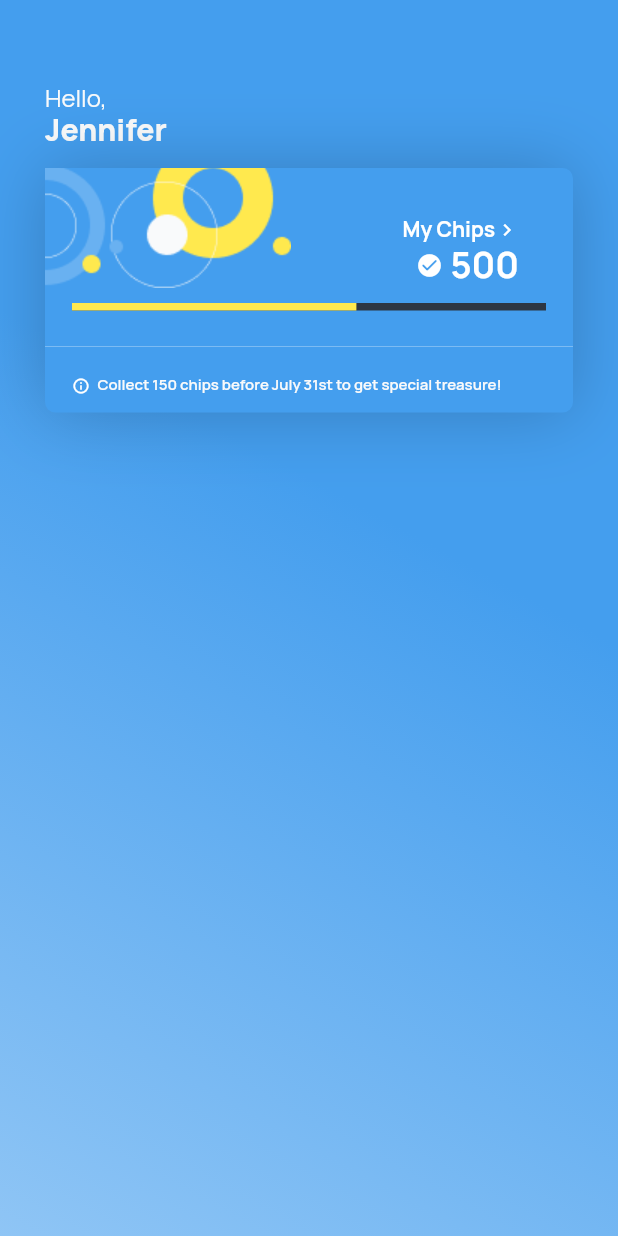
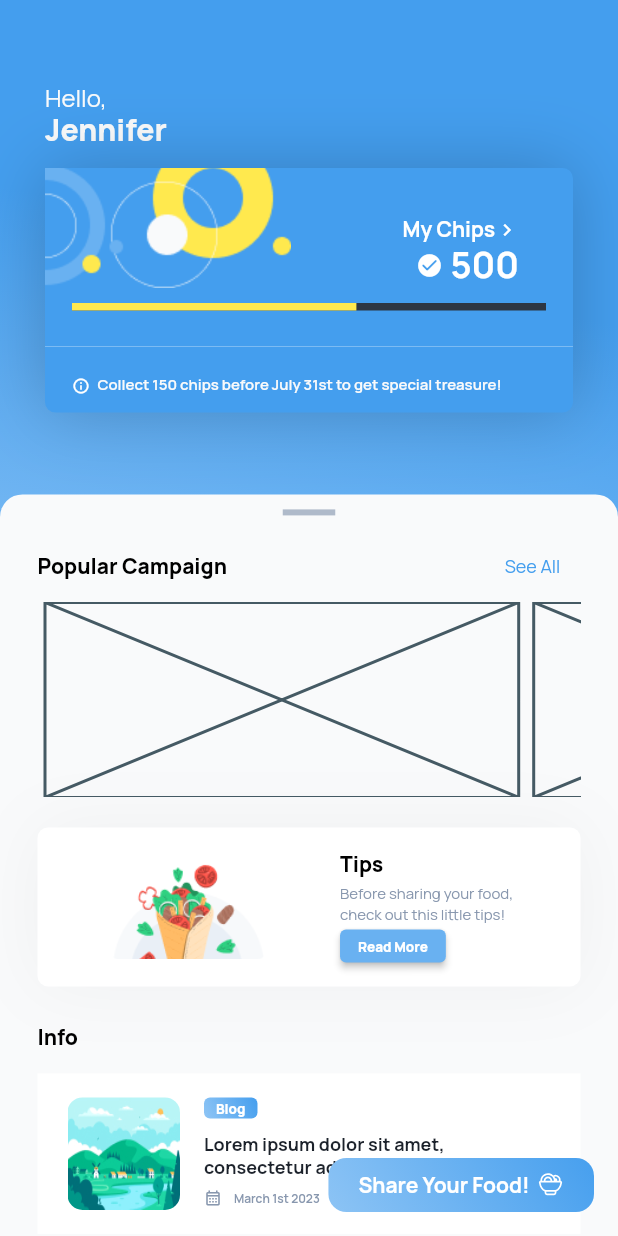
Before and after one commit to Aseupan/Mobile, a Flutter app: the screen it shows after launch, on a phone screen of 412 x 824 dp. Run offline on Flutter 3.47's test engine with Material 2 defaults, Android fonts, the phone set to English and light mode, and no system bars; drawn by our look-alikes of carousel_slider; our stand-ins replace dio, email_validator, flutter_hooks, flutter_screenutil, flutter_svg, fluttertoast and 4 more; generated files the repository leaves out were written again.

Commit message:
home screen

```diff
--- a/lib/controller/auth/auth_controller.dart
+++ b/lib/controller/auth/auth_controller.dart
@@ -1,7 +1,6 @@
 import 'package:flutter/widgets.dart';
 import 'package:get/get.dart';
 import 'package:mobile/services/api/post_api_service.dart';
-import 'package:mobile/services/models/sources/api/api_services.dart';
 
 class AuthController extends GetxController {
   RxMap<String, TextEditingController> loginForm = {
--- /dev/null
+++ b/lib/views/home/components/card_info.dart
@@ -0,0 +1,85 @@
+import 'package:flutter/material.dart';
+import 'package:mobile/utils/color_constants.dart';
+import 'package:mobile/widgets/text_styles.dart';
+import 'package:sizer/sizer.dart';
+
+class CardInfo extends StatelessWidget {
+  const CardInfo({super.key});
+
+  @override
+  Widget build(BuildContext context) {
+    return Container(
+      decoration: BoxDecoration(
+        color: Colors.white,
+      ),
+      padding: EdgeInsets.symmetric(
+        horizontal: 20,
+        vertical: 16,
+      ),
+      child: Row(
+        crossAxisAlignment: CrossAxisAlignment.start,
+        children: [
+          ClipRRect(
+            borderRadius: BorderRadius.all(Radius.circular(10)),
+            child: Image(
+              image: AssetImage('assets/images/dummy_card_blog.jpg'),
+              width: 75,
+              height: 75,
+              fit: BoxFit.fill,
+            ),
+          ),
+          SizedBox(width: 16),
+          Expanded(
+            child: Column(
+              crossAxisAlignment: CrossAxisAlignment.start,
+              children: [
+                Container(
+                  decoration: BoxDecoration(
+                    gradient: ColorConstants.gradient['blue1'],
+                    borderRadius: BorderRadius.all(Radius.circular(4)),
+                  ),
+                  padding: EdgeInsets.symmetric(horizontal: 8, vertical: 1),
+                  child: Text(
+                    'Blog',
+                    style: TextStyle(
+                      color: Colors.white,
+                      fontSize: 9,
+                      fontWeight: FontWeight.w800,
+                    ),
+                  ),
+                ),
+                SizedBox(height: 10),
+                Text(
+                  'Lorem ipsum dolor sit amet, consectetur adipiscing elit',
+                  style: body6TextStyle(
+                    color: ColorConstants.slate[900],
+                    weight: FontWeight.w700,
+                  ),
+                ),
+                SizedBox(height: 7),
+                Row(
+                  children: [
+                    Icon(
+                      Icons.calendar_month_outlined,
+                      size: 12,
+                      color: ColorConstants.slate[400],
+                    ),
+                    SizedBox(width: 8),
+                    Text(
+                      'March 1st 2023',
+                      style: TextStyle(
+                        color: ColorConstants.slate[400],
+                        fontWeight: FontWeight.w600,
+                        fontSize: 8,
+                      ),
+                    )
+                  ],
+                )
+              ],
+            ),
+          )
+        ],
+      ),
+    );
+  }
+}
--- /dev/null
+++ b/lib/views/home/components/dummy.json
@@ -0,0 +1,5 @@
+{
+  "type": "Blog",
+  "title": "Lorem ipsum dolor sit amet, consectetur adipiscing elit",
+  "date": "March 1st 2022"
+}
--- a/lib/views/home/home_screen.dart
+++ b/lib/views/home/home_screen.dart
@@ -1,5 +1,12 @@
 import 'package:flutter/material.dart';
-import 'package:mobile/views/home/layout/backdrop_home.dart';
+import 'package:flutter_svg/flutter_svg.dart';
+import 'package:mobile/utils/color_constants.dart';
+import 'package:mobile/views/home/layouts/home_backdrop.dart';
+import 'package:mobile/views/home/layouts/home_info.dart';
+import 'package:mobile/views/home/layouts/home_tips.dart';
+import 'package:mobile/widgets/text_styles.dart';
+import 'package:sizer/sizer.dart';
+import 'package:carousel_slider/carousel_slider.dart';
 
 class HomeScreen extends StatefulWidget {
   const HomeScreen({super.key});
@@ -16,9 +23,121 @@ class _HomeScreenState extends State<HomeScreen> {
         body: Stack(
           children: [
             BackdropHome(),
-          // SingleChildScrollView(),
+            SingleChildScrollView(
+              child: Column(
+                children: [
+                  SizedBox(
+                    width: 100.w,
+                    height: 40.h,
+                  ),
+                  Container(
+                    padding: EdgeInsets.symmetric(horizontal: 25),
+                    width: 100.w,
+                    decoration: BoxDecoration(
+                      color: ColorConstants.slate[25],
+                      borderRadius: BorderRadius.only(
+                        topLeft: Radius.circular(15),
+                        topRight: Radius.circular(15),
+                      ),
+                    ),
+                    child: Column(
+                      crossAxisAlignment: CrossAxisAlignment.start,
+                      children: [
+                        SizedBox(height: 10),
+                        Center(
+                          child: Container(
+                            width: 35,
+                            height: 4,
+                            color: ColorConstants.slate[300],
+                          ),
+                        ),
+                        SizedBox(height: 10),
+                        Row(
+                          mainAxisAlignment: MainAxisAlignment.spaceBetween,
+                          crossAxisAlignment: CrossAxisAlignment.center,
+                          children: [
+                            Text(
+                              "Popular Campaign",
+                              style: h5TextStyle(weight: FontWeight.w800),
+                            ),
+                            TextButton(
+                              onPressed: () {},
+                              style: TextButton.styleFrom(
+                                padding: EdgeInsets.zero,
+                              ),
+                              child: Text(
+                                'See All',
+                                style: body6TextStyle(
+                                  color: ColorConstants.flowerBlue[600],
+                                ),
+                              ),
+                            ),
                           ],
                         ),
+                        CarouselSlider(
+                          items: [1, 2, 3, 4, 5].map((i) {
+                            return Builder(
+                              builder: (BuildContext context) {
+                                return Container(
+                                    width: 100.w,
+                                    margin:
+                                        EdgeInsets.symmetric(horizontal: 5.0),
+                                    decoration: BoxDecoration(
+                                      borderRadius: BorderRadius.circular(10),
+                                    ),
+                                    child: Placeholder());
+                              },
                             );
+                          }).toList(),
+                          options: CarouselOptions(
+                            autoPlay: true,
+                            enableInfiniteScroll: false,
+                            padEnds: false,
+                            height: 130,
+                            viewportFraction: 0.9,
+                          ),
+                        ),
+                        SizedBox(height: 20),
+                        HomeTips(),
+                        SizedBox(height: 25),
+                        HomeInfoLayout(),
+                        SizedBox(height: 70),
+                      ],
+                    ),
+                  )
+                ],
+              ),
+            ),
+          ],
+        ),
+        floatingActionButton: DecoratedBox(
+          decoration: BoxDecoration(
+            gradient: ColorConstants.gradient['blue1'],
+            borderRadius: BorderRadius.circular(12),
+          ),
+          child: ElevatedButton(
+            style: ElevatedButton.styleFrom(
+              backgroundColor: Colors.transparent,
+              shadowColor: Colors.transparent,
+              tapTargetSize: MaterialTapTargetSize.shrinkWrap,
+              padding: EdgeInsets.symmetric(horizontal: 20),
+            ),
+            onPressed: () {},
+            child: Row(
+              mainAxisSize: MainAxisSize.min,
+              children: [
+                Text(
+                  "Share Your Food!",
+                  style: h5TextStyle(
+                    color: Colors.white,
+                    weight: FontWeight.bold,
+                  ),
+                ),
+                SizedBox(width: 5),
+                SvgPicture.asset("assets/icons/food.svg")
+              ],
+            ),
+          ),
+        ));
   }
 }
--- a/lib/views/home/layout/backdrop_home.dart
+++ b/lib/views/home/layouts/home_backdrop.dart
@@ -1,6 +1,7 @@
 import 'package:flutter/material.dart';
 import 'package:mobile/utils/color_constants.dart';
 import 'package:mobile/widgets/text_styles.dart';
+import 'package:sizer/sizer.dart';
 
 class BackdropHome extends StatefulWidget {
   const BackdropHome({super.key});
@@ -13,6 +14,7 @@ class _BackdropHomeState extends State<BackdropHome> {
   @override
   Widget build(BuildContext context) {
     return Container(
+      height: 55.h,
       decoration: BoxDecoration(
         gradient: ColorConstants.gradient[3],
       ),
--- /dev/null
+++ b/lib/views/home/layouts/home_info.dart
@@ -0,0 +1,38 @@
+import 'package:flutter/widgets.dart';
+import 'package:mobile/views/home/components/card_info.dart';
+import 'package:mobile/widgets/text_styles.dart';
+
+class HomeInfoLayout extends StatefulWidget {
+  const HomeInfoLayout({super.key});
+
+  @override
+  State<HomeInfoLayout> createState() => _HomeInfoLayoutState();
+}
+
+class _HomeInfoLayoutState extends State<HomeInfoLayout> {
+  @override
+  Widget build(BuildContext context) {
+    return Column(
+      crossAxisAlignment: CrossAxisAlignment.start,
+      children: [
+        Text(
+          "Info",
+          style: h5TextStyle(weight: FontWeight.w800),
+        ),
+        SizedBox(height: 15),
+        Wrap(
+          runSpacing: 20,
+          children: [
+            CardInfo(),
+            CardInfo(),
+            CardInfo(),
+            CardInfo(),
+            CardInfo(),
+          ],
+        )
+
+        // ListView(chi)
+      ],
+    );
+  }
+}
--- /dev/null
+++ b/lib/views/home/layouts/home_tips.dart
@@ -0,0 +1,77 @@
+import 'package:flutter/material.dart';
+import 'package:mobile/utils/color_constants.dart';
+import 'package:mobile/widgets/text_styles.dart';
+import 'package:sizer/sizer.dart';
+
+class HomeTips extends StatelessWidget {
+  const HomeTips({super.key});
+
+  @override
+  Widget build(BuildContext context) {
+    return Container(
+      width: 100.w,
+      padding: EdgeInsets.symmetric(horizontal: 22, vertical: 16),
+      decoration: BoxDecoration(
+        color: Colors.white,
+        boxShadow: [
+          BoxShadow(
+            color: Color.fromRGBO(0, 0, 0, 0.04),
+            blurRadius: 40,
+            spreadRadius: 0,
+            offset: Offset(0, 0),
+          ),
+        ],
+        borderRadius: BorderRadius.circular(7),
+      ),
+      child: Row(
+        crossAxisAlignment: CrossAxisAlignment.center,
+        mainAxisAlignment: MainAxisAlignment.spaceAround,
+        children: [
+          Image(
+            image: AssetImage('assets/images/home_tips.png'),
+            width: 111,
+            height: 70,
+          ),
+          Column(
+            crossAxisAlignment: CrossAxisAlignment.start,
+            children: [
+              Text(
+                "Tips",
+                style: h5TextStyle(weight: FontWeight.w800),
+              ),
+              SizedBox(height: 3),
+              Text(
+                "Before sharing your food,\ncheck out this little tips!",
+                style: TextStyle(
+                  color: ColorConstants.slate[400],
+                  fontSize: 10,
+                  fontWeight: FontWeight.w400,
+                ),
+              ),
+              SizedBox(height: 3),
+              ElevatedButton(
+                style: ElevatedButton.styleFrom(
+                  tapTargetSize: MaterialTapTargetSize.shrinkWrap,
+                  minimumSize: Size.zero,
+                  backgroundColor: ColorConstants.flowerBlue[500],
+                  padding: EdgeInsets.symmetric(
+                    vertical: 5,
+                    horizontal: 12,
+                  ),
+                ),
+                onPressed: () {},
+                child: Text(
+                  "Read More",
+                  style: TextStyle(
+                    fontSize: 9,
+                    fontWeight: FontWeight.w800,
+                  ),
+                ),
+              )
+            ],
+          )
+        ],
+      ),
+    );
+  }
+}
--- a/pubspec.yaml
+++ b/pubspec.yaml
@@ -29,6 +29,7 @@ dependencies:
   retrofit_generator: any
   fluttertoast: ^8.0.8
   email_validator: ^2.1.17
+  carousel_slider: ^4.2.1
 
 dev_dependencies:
   flutter_test:
@@ -43,6 +44,7 @@ flutter:
   assets:
     - assets/
     - assets/images/
+    - assets/icons/
 
   fonts:
     - family: Manrope
```
Also changed, not shown: assets/icons/food.svg (added), assets/images/dummy_card_blog.jpg (added), assets/images/home_tips.png (added), pubspec.lock. Lines whose indentation alone changed are shown as unchanged.
